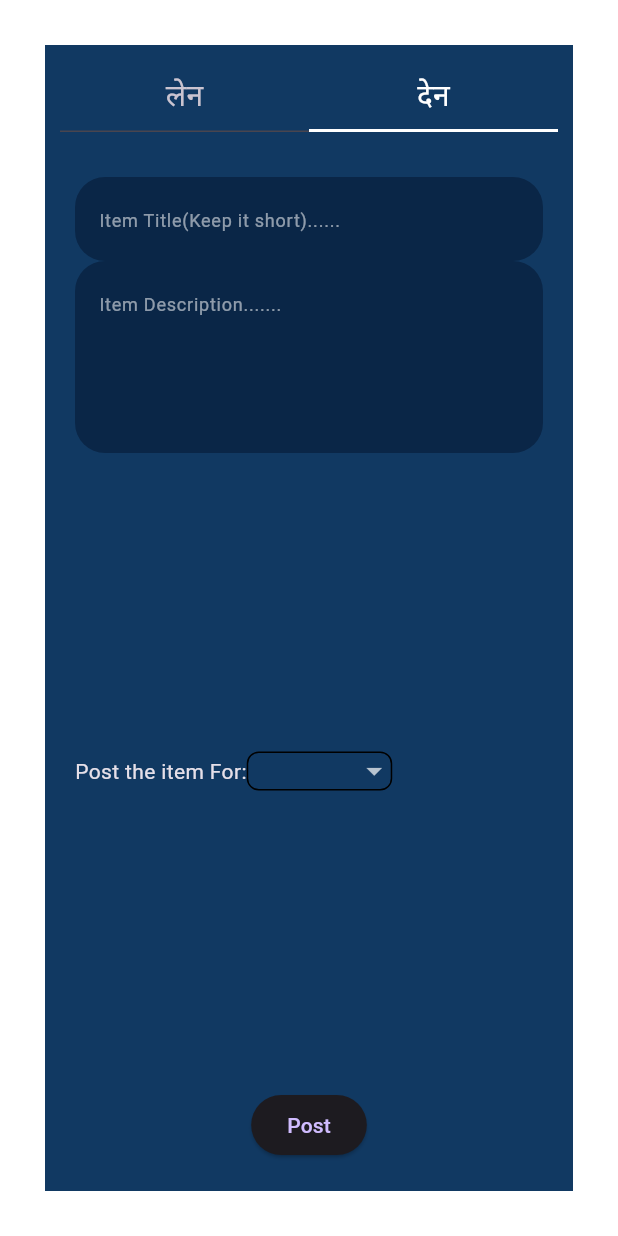
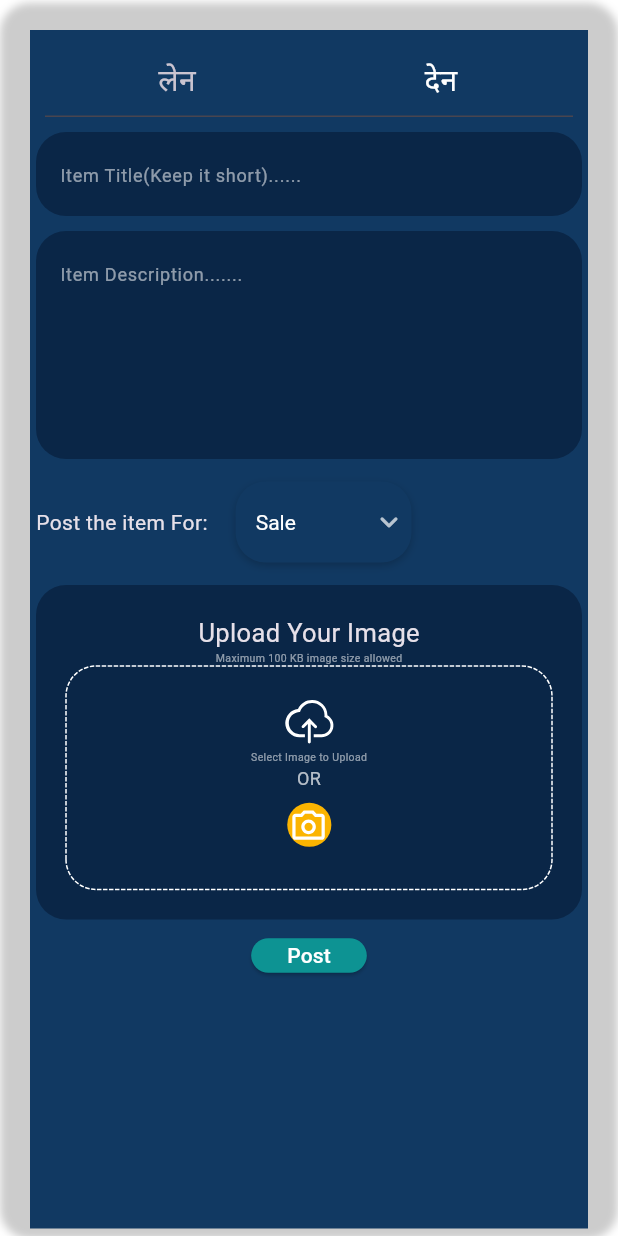
Before and after one commit to Begarudev/borrowult, a Flutter app: the PostTab screen opened directly, tab 2 chosen, on a phone screen of 412 x 824 dp. Run offline on Flutter 3.47's test engine with Material 2 defaults, Android fonts, the phone set to English and light mode, and no system bars; drawn by our look-alikes of dotted_border; our stand-ins replace cloud_firestore, firebase_auth, firebase_core, firebase_storage, fl_chart, flutter_svg and 1 more; accounts and stored records are empty; network calls fail.

Commit message:
implementation of UI of Den of POst

```diff
--- a/lib/post_tab.dart
+++ b/lib/post_tab.dart
@@ -8,18 +8,32 @@ class PostTab extends StatelessWidget {
 
   @override
   Widget build(BuildContext context) {
-    return DefaultTabController(
+    return SingleChildScrollView(
+      child: DefaultTabController(
         length: 2,
         child: Container(
-        padding: const EdgeInsets.all(30),
+          height: MediaQuery.of(context).size.height,
+          decoration: BoxDecoration(
+              borderRadius: BorderRadius.circular(20),
+              boxShadow: [
+                BoxShadow(
+                  color: Colors.black.withOpacity(0.2), // Add shadow color
+                  offset: Offset(0, 2), // Add vertical offset
+                  blurRadius: 4, // Add blur radius
+                ),
+              ]),
+          padding: const EdgeInsets.fromLTRB(20, 20, 20, 5),
           child: Scaffold(
             backgroundColor: secondary2,
             body: Container(
-            decoration: BoxDecoration(borderRadius: BorderRadius.circular(20)),
+              decoration:
+                  BoxDecoration(borderRadius: BorderRadius.circular(20)),
               child: const Column(
                 crossAxisAlignment: CrossAxisAlignment.start,
                 children: [
                   TabBar(
+                    indicator: BoxDecoration(
+                        borderRadius: BorderRadius.all(Radius.circular(20))),
                     labelColor: Colors.white,
                     automaticIndicatorColorAdjustment: true,
                     indicatorSize: TabBarIndicatorSize.tab,
@@ -27,7 +41,6 @@ class PostTab extends StatelessWidget {
                     padding: EdgeInsets.all(10),
                     tabAlignment: TabAlignment.fill,
                     labelStyle: TextStyle(fontSize: 20),
-
                     tabs: [
                       Tab(text: 'लेन'), // First Tab
                       Tab(text: 'देन'), // Second Tab
@@ -46,6 +59,7 @@ class PostTab extends StatelessWidget {
             ),
           ),
         ),
+      ),
     );
   }
 }
--- a/lib/responsive/mobile_screen_layout.dart
+++ b/lib/responsive/mobile_screen_layout.dart
@@ -25,6 +25,9 @@ class _MobileScreenLayoutState extends State<MobileScreenLayout> {
     return Scaffold(
       backgroundColor: primary,
       appBar: AppBar(
+        backgroundColor: Color.fromARGB(166, 32, 83, 149),
+        surfaceTintColor: Colors.black,
+        elevation: 10,
         leading: Builder(
           builder: (context) => IconButton(
             onPressed: () {
--- a/lib/screens/post_borrow_screen.dart
+++ b/lib/screens/post_borrow_screen.dart
@@ -1,9 +1,12 @@
 import 'package:borrowult/utils/theme_consts.dart';
 import 'package:borrowult/widgets/textform_input.dart';
+import 'package:dotted_border/dotted_border.dart';
 import 'package:flutter/material.dart';
+import 'package:borrowult/widgets/custom_popmenu_button.dart';
+import 'package:flutter_svg/svg.dart';
 
 class SellTabContent extends StatefulWidget {
-  const SellTabContent({super.key});
+  const SellTabContent({Key? key});
 
   @override
   _SellTabContentState createState() => _SellTabContentState();
@@ -25,59 +28,97 @@ class _SellTabContentState extends State<SellTabContent> {
   @override
   Widget build(BuildContext context) {
     return Container(
-      height: double.maxFinite,
-      padding: EdgeInsets.all(20),
-      child: Expanded(
+      padding: const EdgeInsets.fromLTRB(4, 0, 4, 0),
       child: Column(
-          mainAxisAlignment: MainAxisAlignment.spaceAround,
+        // mainAxisAlignment: MainAxisAlignment.spaceAround,
         children: [
           TextFormWidget(
               textHint: "Item Title(Keep it short)......",
               maxLines: 1,
               controller: _titleController),
-
+          const SizedBox(
+            height: 10,
+          ),
           TextFormWidget(
               textHint: "Item Description.......",
-                maxLines: 4,
+              maxLines: 5,
               controller: _descriptionController),
-            Expanded(
-              child: Row(
+          SizedBox(
+            height: 15,
+          ),
+          Row(
             children: [
-                  Text("Post the item For:"),
+              const Text("Post the item For:     "),
+              PopMenuCustom(
+                  choice1: "   Sale              ",
+                  choice2: "   Rent              "),
+              // const SizedBox(height:,)
+            ],
+          ),
+          SizedBox(
+            height: 15,
+          ),
+
+          // Add your image upload widget here
           Container(
-                    height: 26,
-                    width: 97,
-                    child: DropdownButtonFormField<String>(
-                      decoration: const InputDecoration(
-                          focusColor: Colors.white,
-                          enabledBorder: OutlineInputBorder(
-                            borderRadius: BorderRadius.all(Radius.circular(8)),
+            padding: const EdgeInsets.all(20),
+            decoration: BoxDecoration(
+                color: primary, borderRadius: BorderRadius.circular(20)),
+            child: Column(
+              crossAxisAlignment: CrossAxisAlignment.center,
+              mainAxisAlignment: MainAxisAlignment.spaceAround,
+              children: [
+                const Text(
+                  "Upload Your Image",
+                  style: TextStyle(fontSize: 17),
                 ),
-                          fillColor: Colors.white),
-                      elevation: 20,
-                      value: _selectedCategory,
-                      onChanged: (value) {
-                        setState(() {
-                          _selectedCategory = value!;
-                        });
-                      },
-                      items: ['For Sale', 'For Rent', 'For Exchange', 'Other']
-                          .map<DropdownMenuItem<String>>(
-                            (value) => DropdownMenuItem<String>(
-                              value: value,
-                              child: Text(value),
+                const Text(
+                  "Maximum 100 KB image size allowed",
+                  style: TextStyle(fontSize: 7, color: Colors.white54),
+                ),
+                DottedBorder(
+                  padding: const EdgeInsets.all(20),
+                  color: Colors.white,
+                  borderType: BorderType.RRect,
+                  radius: const Radius.circular(20),
+                  child: Container(
+                    width: double.infinity,
+                    child: Column(
+                      crossAxisAlignment: CrossAxisAlignment.center,
+                      children: [
+                        SvgPicture.asset(
+                            "assets/clarity_upload-cloud-line.svg"),
+                        const Text(
+                          "Select Image to Upload",
+                          style: TextStyle(fontSize: 7, color: Colors.white54),
+                        ),
+                        const Text(
+                          "OR",
+                          style: TextStyle(fontSize: 12, color: Colors.white70),
+                        ),
+                        Stack(
+                          alignment: Alignment.center,
+                          children: [
+                            SvgPicture.asset(
+                              "assets/Ellipse 3.svg",
+                            ),
+                            SvgPicture.asset("assets/camera.svg")
+                          ],
+                        )
+                      ],
+                    ),
                   ),
                 )
-                          .toList(),
-                    ),
-                  ),
               ],
             ),
           ),
 
-            // Add your image upload widget here
-
           ElevatedButton(
+            style: ButtonStyle(
+                minimumSize: MaterialStateProperty.all(Size(20, 23)),
+                foregroundColor: MaterialStateProperty.all(Colors.white),
+                backgroundColor:
+                    MaterialStateProperty.all(Color.fromRGBO(13, 147, 147, 1))),
             onPressed: () {
               // Handle the post button click
               String title = _titleController.text;
@@ -90,7 +131,6 @@ class _SellTabContentState extends State<SellTabContent> {
           ),
         ],
       ),
-      ),
     );
   }
 }
--- a/lib/utils/theme_consts.dart
+++ b/lib/utils/theme_consts.dart
@@ -1,9 +1,9 @@
 import 'package:flutter/material.dart';
 
 const primary = Color(0xff0A2647);
-const onPrimary = Color(0xff144272);
+const onPrimary = Color.fromARGB(217, 20, 65, 114);
 const secondary = Color(0xff205295);
-const onSecondary = Color(0xff2C74B3);
+const onSecondary = Color.fromARGB(202, 44, 116, 179);
 const lendColor = Color(0xFFFA00FF);
 const borrowColor = Color(0xFFA74FFF);
 const secondary2 = Color(0xFF113962);
--- /dev/null
+++ b/lib/widgets/custom_popmenu_button.dart
@@ -0,0 +1,69 @@
+import 'package:borrowult/utils/theme_consts.dart';
+import 'package:flutter/material.dart';
+
+class PopMenuCustom extends StatefulWidget {
+  final String choice1;
+  final String choice2;
+
+  PopMenuCustom({
+    Key? key,
+    required this.choice1,
+    required this.choice2,
+  }) : super(key: key);
+
+  @override
+  State<PopMenuCustom> createState() => _PopMenuCustomState();
+}
+
+class _PopMenuCustomState extends State<PopMenuCustom> {
+  late String dropdownValue;
+
+  @override
+  void initState() {
+    super.initState();
+    dropdownValue = widget.choice1; // Initialize with the first choice
+  }
+
+  @override
+  Widget build(BuildContext context) {
+    return Container(
+      padding: EdgeInsets.all(3),
+      decoration: BoxDecoration(
+        color: secondary2,
+        borderRadius: BorderRadius.circular(20),
+        boxShadow: [
+          BoxShadow(
+            color: Colors.black.withOpacity(0.2), // Add shadow color
+            offset: Offset(0, 2), // Add vertical offset
+            blurRadius: 4, // Add blur radius
+          ),
+        ],
+      ),
+      child: DropdownButton<String>(
+
+        dropdownColor: secondary2,
+        value: dropdownValue,
+        icon: const Icon(Icons.keyboard_arrow_down_rounded),
+        elevation: 16,
+        style: const TextStyle(color: Colors.white),
+        underline: Container(
+          height: 2,
+          color: Colors.transparent,
+        ),
+        onChanged: (String? value) {
+          // This is called when the user selects an item.
+          setState(() {
+            dropdownValue = value!;
+          });
+        },
+        items: <String>[widget.choice1, widget.choice2]
+            .map<DropdownMenuItem<String>>((String value) {
+          return DropdownMenuItem<String>(
+            value: value,
+            child: Text(value),
+          );
+        }).toList(),
+      ),
+    );
+  }
+}
--- a/lib/widgets/drawer.dart
+++ b/lib/widgets/drawer.dart
@@ -35,6 +35,7 @@ class _DrawerAppState extends State<DrawerApp> {
   Widget build(BuildContext context) {
     return Drawer(
       backgroundColor: onPrimary,
+      elevation: 20,
       child: Padding(
         padding: const EdgeInsets.fromLTRB(0, 30, 0, 0),
         child: Column(
@@ -117,7 +118,7 @@ class _DrawerAppState extends State<DrawerApp> {
                   text: "Sign Out",
                   onTap: () {},
                 ),
-                Divider(
+                const Divider(
                   color: Colors.white,
                   indent: 20,
                   endIndent: 20,
--- a/lib/widgets/textform_input.dart
+++ b/lib/widgets/textform_input.dart
@@ -37,9 +37,9 @@ class _TextFormWidgetState extends State<TextFormWidget> {
     return TextFormField(
       maxLines: widget.maxLines,
       controller: _controller,
-      style: TextStyle(color: Colors.white), // Text color
+      style: const TextStyle(color: Colors.white), // Text color
       decoration: InputDecoration(
-        enabledBorder: OutlineInputBorder(
+        enabledBorder: const OutlineInputBorder(
           borderRadius: BorderRadius.all(Radius.circular(20)),
           borderSide: BorderSide(color: Colors.transparent),
         ),
@@ -47,7 +47,7 @@ class _TextFormWidgetState extends State<TextFormWidget> {
         filled: true,
         border: InputBorder.none,
         hintText: widget.textHint,
-        hintStyle: TextStyle(
+        hintStyle: const TextStyle(
           fontSize: 12.06,
           color: Color.fromARGB(138, 255, 255, 255),
         ),
--- a/pubspec.yaml
+++ b/pubspec.yaml
@@ -30,6 +30,7 @@ environment:
 dependencies:
   cloud_firestore: ^4.9.1
   cupertino_icons: ^1.0.2
+  dotted_border: ^2.0.0+3
   firebase_auth: ^4.9.0
   firebase_core: ^2.15.1
   firebase_storage: ^11.2.6
```
Also changed, not shown: assets/Ellipse 3.svg (added), assets/camera.svg (added), assets/clarity_upload-cloud-line.svg (added), pubspec.lock. Lines whose indentation alone changed are shown as unchanged.
